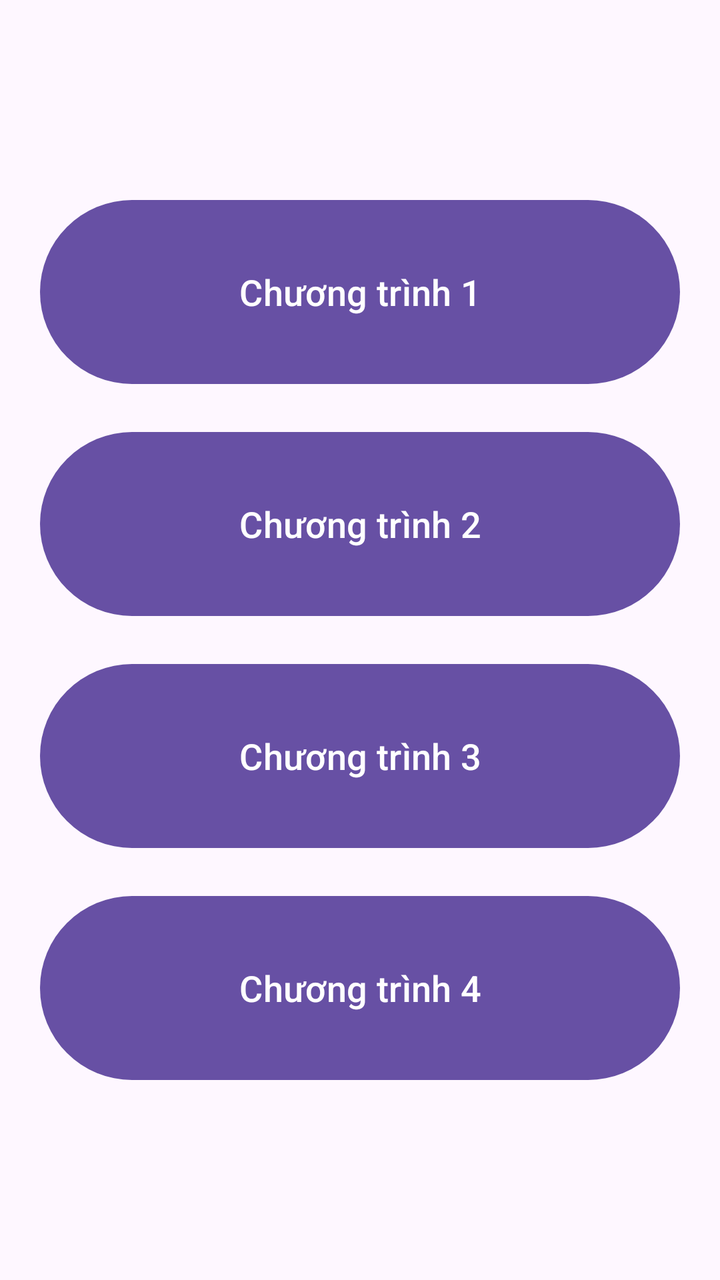
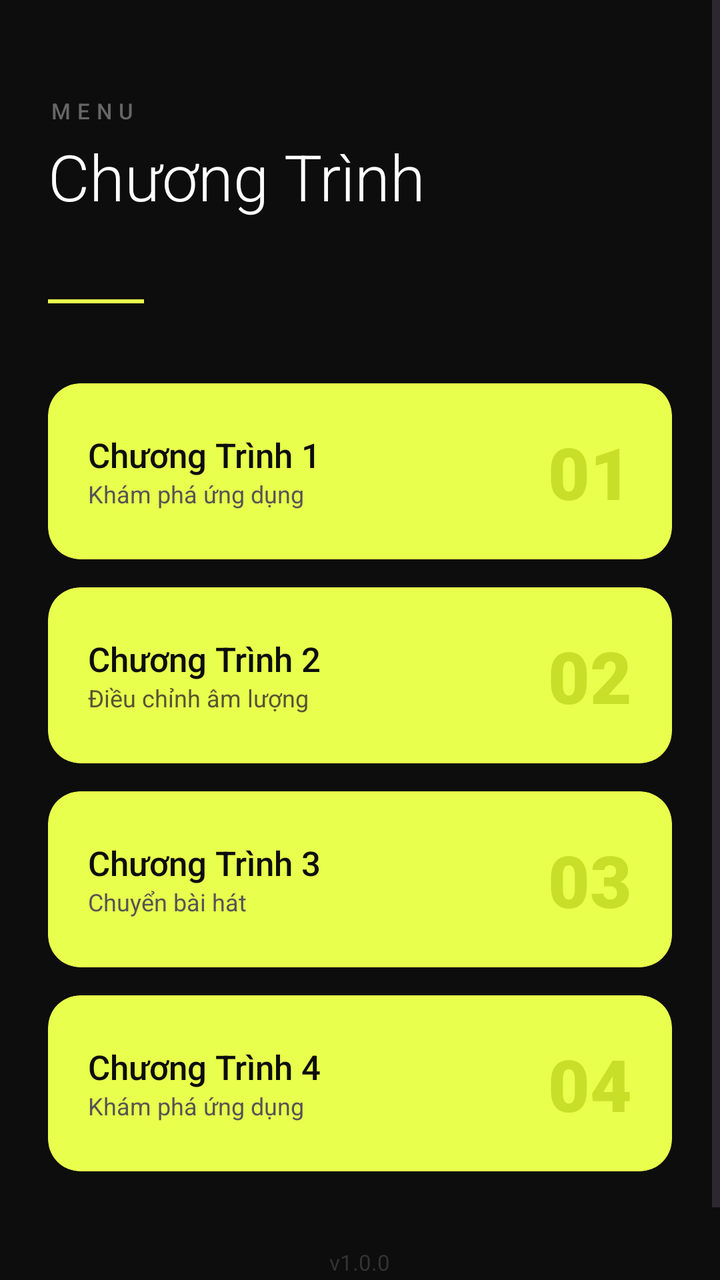

Compare the two renders of this Android layout. The source of the first and the diff that turns it into the second are given below.
<!-- AndroidManifest.xml: application theme Theme.BTQT_3 -->
<!-- res/layout/activity_main.xml -->
<?xml version="1.0" encoding="utf-8"?>
<LinearLayout xmlns:android="http://schemas.android.com/apk/res/android"
    android:id="@+id/main"
    android:layout_width="match_parent"
    android:layout_height="match_parent"
    android:orientation="vertical"
    android:padding="20dp"
    android:gravity="center">

    <Button
        android:id="@+id/btnApp1"
        android:layout_width="match_parent"
        android:layout_height="100dp"
        android:layout_marginBottom="16dp"
        android:text="Chương trình 1"
        android:textSize="18sp" />

    <Button
        android:id="@+id/btnApp2"
        android:layout_width="match_parent"
        android:layout_height="100dp"
        android:layout_marginBottom="16dp"
        android:text="Chương trình 2"
        android:textSize="18sp" />

    <Button
        android:id="@+id/btnApp3"
        android:layout_width="match_parent"
        android:layout_height="100dp"
        android:layout_marginBottom="16dp"
        android:text="Chương trình 3"
        android:textSize="18sp" />

    <Button
        android:id="@+id/btnApp4"
        android:layout_width="match_parent"
        android:layout_height="100dp"
        android:text="Chương trình 4"
        android:textSize="18sp" />


</LinearLayout>
<!-- resources referenced by this layout -->
<resources>
  <style name="Theme.BTQT_3" parent="Base.Theme.BTQT_3" />
  <style name="Base.Theme.BTQT_3" parent="Theme.Material3.DayNight.NoActionBar">
          
          
      </style>
</resources>

<!-- the commit's change to res/layout/activity_main.xml (unified diff, before → after) -->
@@ -1,42 +1,276 @@
 <?xml version="1.0" encoding="utf-8"?>
-<LinearLayout xmlns:android="http://schemas.android.com/apk/res/android"
+<ScrollView xmlns:android="http://schemas.android.com/apk/res/android"
     android:id="@+id/main"
     android:layout_width="match_parent"
     android:layout_height="match_parent"
-    android:orientation="vertical"
-    android:padding="20dp"
-    android:gravity="center">
-
-    <Button
-        android:id="@+id/btnApp1"
+    android:background="#0D0D0D"
+    android:fillViewport="true">
+
+    <LinearLayout
         android:layout_width="match_parent"
-        android:layout_height="100dp"
-        android:layout_marginBottom="16dp"
-        android:text="Chương trình 1"
-        android:textSize="18sp" />
-
-    <Button
-        android:id="@+id/btnApp2"
-        android:layout_width="match_parent"
-        android:layout_height="100dp"
-        android:layout_marginBottom="16dp"
-        android:text="Chương trình 2"
-        android:textSize="18sp" />
-
-    <Button
-        android:id="@+id/btnApp3"
-        android:layout_width="match_parent"
-        android:layout_height="100dp"
-        android:layout_marginBottom="16dp"
-        android:text="Chương trình 3"
-        android:textSize="18sp" />
-
-    <Button
-        android:id="@+id/btnApp4"
-        android:layout_width="match_parent"
-        android:layout_height="100dp"
-        android:text="Chương trình 4"
-        android:textSize="18sp" />
-
-
-</LinearLayout>
+        android:layout_height="wrap_content"
+        android:orientation="vertical"
+        android:paddingStart="24dp"
+        android:paddingEnd="24dp"
+        android:paddingTop="48dp"
+        android:paddingBottom="40dp">
+
+        
+        <TextView
+            android:layout_width="wrap_content"
+            android:layout_height="wrap_content"
+            android:text="MENU"
+            android:textColor="#666666"
+            android:textSize="11sp"
+            android:letterSpacing="0.3"
+            android:fontFamily="sans-serif-medium"
+            android:layout_marginBottom="4dp" />
+
+        <TextView
+            android:layout_width="wrap_content"
+            android:layout_height="wrap_content"
+            android:text="Chương Trình"
+            android:textColor="#FFFFFF"
+            android:textSize="32sp"
+            android:fontFamily="sans-serif-light"
+            android:layout_marginBottom="40dp" />
+
+        
+        <View
+            android:layout_width="48dp"
+            android:layout_height="2dp"
+            android:background="#E8FF4D"
+            android:layout_marginBottom="40dp" />
+
+        
+        <androidx.cardview.widget.CardView
+            android:id="@+id/cardApp1"
+            android:layout_width="match_parent"
+            android:layout_height="88dp"
+            android:layout_marginBottom="14dp"
+            android:foreground="?attr/selectableItemBackground"
+            android:clickable="true"
+            android:focusable="true"
+            app:cardCornerRadius="16dp"
+            app:cardBackgroundColor="#E8FF4D"
+            app:cardElevation="0dp"
+            xmlns:app="http://schemas.android.com/apk/res-auto">
+
+            <RelativeLayout
+                android:layout_width="match_parent"
+                android:layout_height="match_parent"
+                android:padding="20dp">
+
+                <TextView
+                    android:layout_width="wrap_content"
+                    android:layout_height="wrap_content"
+                    android:text="01"
+                    android:textColor="#C8DF2A"
+                    android:textSize="36sp"
+                    android:fontFamily="sans-serif-black"
+                    android:layout_alignParentEnd="true"
+                    android:layout_centerVertical="true" />
+
+                <LinearLayout
+                    android:layout_width="wrap_content"
+                    android:layout_height="wrap_content"
+                    android:orientation="vertical"
+                    android:layout_centerVertical="true">
+
+                    <TextView
+                        android:layout_width="wrap_content"
+                        android:layout_height="wrap_content"
+                        android:text="Chương Trình 1"
+                        android:textColor="#0D0D0D"
+                        android:textSize="17sp"
+                        android:fontFamily="sans-serif-medium" />
+
+                    <TextView
+                        android:layout_width="wrap_content"
+                        android:layout_height="wrap_content"
+                        android:text="Khám phá ứng dụng"
+                        android:textColor="#555555"
+                        android:textSize="12sp"
+                        android:fontFamily="sans-serif" />
+                </LinearLayout>
+
+            </RelativeLayout>
+        </androidx.cardview.widget.CardView>
+
+        
+        <androidx.cardview.widget.CardView
+            android:id="@+id/cardApp2"
+            android:layout_width="match_parent"
+            android:layout_height="88dp"
+            android:layout_marginBottom="14dp"
+            android:foreground="?attr/selectableItemBackground"
+            android:clickable="true"
+            android:focusable="true"
+            app:cardCornerRadius="16dp"
+            app:cardBackgroundColor="#E8FF4D"
+            app:cardElevation="0dp"
+            xmlns:app="http://schemas.android.com/apk/res-auto">
+
+            <RelativeLayout
+                android:layout_width="match_parent"
+                android:layout_height="match_parent"
+                android:padding="20dp">
+
+                <TextView
+                    android:layout_width="wrap_content"
+                    android:layout_height="wrap_content"
+                    android:text="02"
+                    android:textColor="#C8DF2A"
+                    android:textSize="36sp"
+                    android:fontFamily="sans-serif-black"
+                    android:layout_alignParentEnd="true"
+                    android:layout_centerVertical="true" />
+
+                <LinearLayout
+                    android:layout_width="wrap_content"
+                    android:layout_height="wrap_content"
+                    android:orientation="vertical"
+                    android:layout_centerVertical="true">
+
+                    <TextView
+                        android:layout_width="wrap_content"
+                        android:layout_height="wrap_content"
+                        android:text="Chương Trình 2"
+                        android:textColor="#0D0D0D"
+                        android:textSize="17sp"
+                        android:fontFamily="sans-serif-medium" />
+
+                    <TextView
+                        android:layout_width="wrap_content"
+                        android:layout_height="wrap_content"
+                        android:text="Điều chỉnh âm lượng "
+                        android:textColor="#555533"
+                        android:textSize="12sp"
+                        android:fontFamily="sans-serif" />
+                </LinearLayout>
+
+            </RelativeLayout>
+        </androidx.cardview.widget.CardView>
+
+        
+        <androidx.cardview.widget.CardView
+            android:id="@+id/cardApp3"
+            android:layout_width="match_parent"
+            android:layout_height="88dp"
+            android:layout_marginBottom="14dp"
+            android:foreground="?attr/selectableItemBackground"
+            android:clickable="true"
+            android:focusable="true"
+            app:cardCornerRadius="16dp"
+            app:cardBackgroundColor="#E8FF4D"
+            app:cardElevation="0dp"
+            xmlns:app="http://schemas.android.com/apk/res-auto">
+
+            <RelativeLayout
+                android:layout_width="match_parent"
+                android:layout_height="match_parent"
+                android:padding="20dp">
+
+                <TextView
+                    android:layout_width="wrap_content"
+                    android:layout_height="wrap_content"
+                    android:text="03"
+                    android:textColor="#C8DF2A"
+                    android:textSize="36sp"
+                    android:fontFamily="sans-serif-black"
+                    android:layout_alignParentEnd="true"
+                    android:layout_centerVertical="true" />
+
+                <LinearLayout
+                    android:layout_width="wrap_content"
+                    android:layout_height="wrap_content"
+                    android:orientation="vertical"
+                    android:layout_centerVertical="true">
+
+                    <TextView
+                        android:layout_width="wrap_content"
+                        android:layout_height="wrap_content"
+                        android:text="Chương Trình 3"
+                        android:textColor="#0D0D0D"
+                        android:textSize="17sp"
+                        android:fontFamily="sans-serif-medium" />
+
+                    <TextView
+                        android:layout_width="wrap_content"
+                        android:layout_height="wrap_content"
+                        android:text="Chuyển bài hát "
+                        android:textColor="#555555"
+                        android:textSize="12sp"
+                        android:fontFamily="sans-serif" />
+                </LinearLayout>
+
+            </RelativeLayout>
+        </androidx.cardview.widget.CardView>
+
+        
+        <androidx.cardview.widget.CardView
+            android:id="@+id/cardApp4"
+            android:layout_width="match_parent"
+            android:layout_height="88dp"
+            android:layout_marginBottom="14dp"
+            android:foreground="?attr/selectableItemBackground"
+            android:clickable="true"
+            android:focusable="true"
+            app:cardCornerRadius="16dp"
+            app:cardBackgroundColor="#E8FF4D"
+            app:cardElevation="0dp"
+            xmlns:app="http://schemas.android.com/apk/res-auto">
+
+            <RelativeLayout
+                android:layout_width="match_parent"
+                android:layout_height="match_parent"
+                android:padding="20dp">
+
+                <TextView
+                    android:layout_width="wrap_content"
+                    android:layout_height="wrap_content"
+                    android:text="04"
+                    android:textColor="#C8DF2A"
+                    android:textSize="36sp"
+                    android:fontFamily="sans-serif-black"
+                    android:layout_alignParentEnd="true"
+                    android:layout_centerVertical="true" />
+
+                <LinearLayout
+                    android:layout_width="wrap_content"
+                    android:layout_height="wrap_content"
+                    android:orientation="vertical"
+                    android:layout_centerVertical="true">
+
+                    <TextView
+                        android:layout_width="wrap_content"
+                        android:layout_height="wrap_content"
+                        android:text="Chương Trình 4"
+                        android:textColor="#0D0D0D"
+                        android:textSize="17sp"
+                        android:fontFamily="sans-serif-medium" />
+
+                    <TextView
+                        android:layout_width="wrap_content"
+                        android:layout_height="wrap_content"
+                        android:text="Khám phá ứng dụng"
+                        android:textColor="#555555"
+                        android:textSize="12sp"
+                        android:fontFamily="sans-serif" />
+                </LinearLayout>
+
+            </RelativeLayout>
+        </androidx.cardview.widget.CardView>
+
+        
+        <TextView
+            android:layout_width="wrap_content"
+            android:layout_height="wrap_content"
+            android:text="v1.0.0"
+            android:textColor="#333333"
+            android:textSize="11sp"
+            android:layout_gravity="center"
+            android:layout_marginTop="24dp" />
+
+    </LinearLayout>
+</ScrollView>
